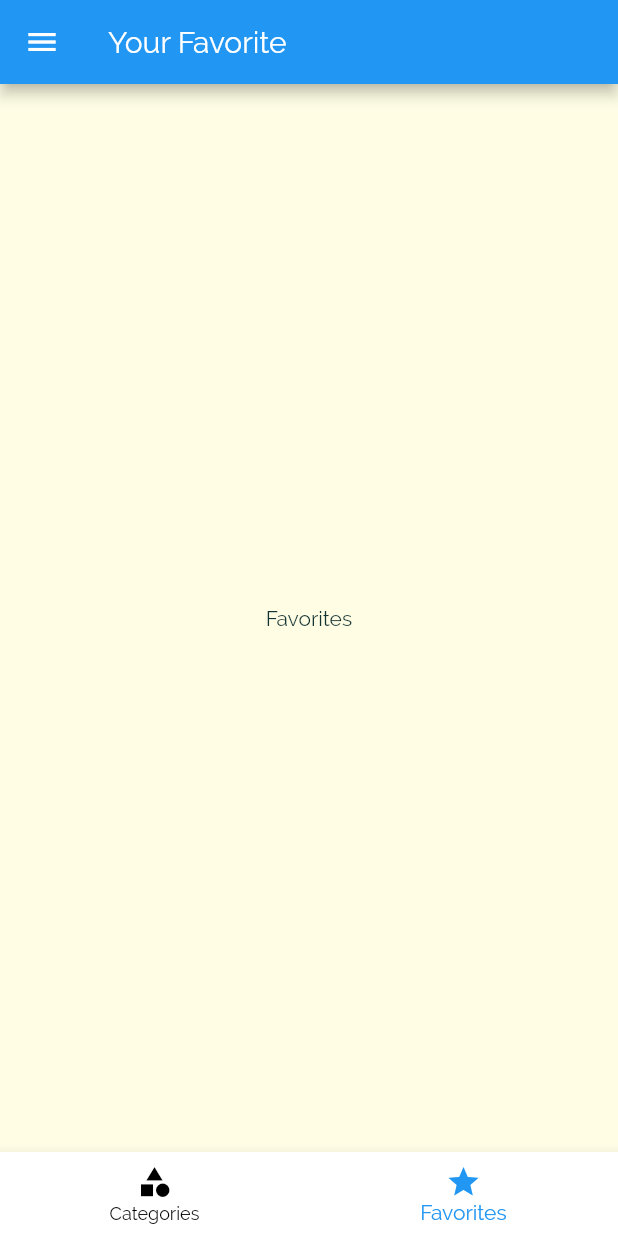
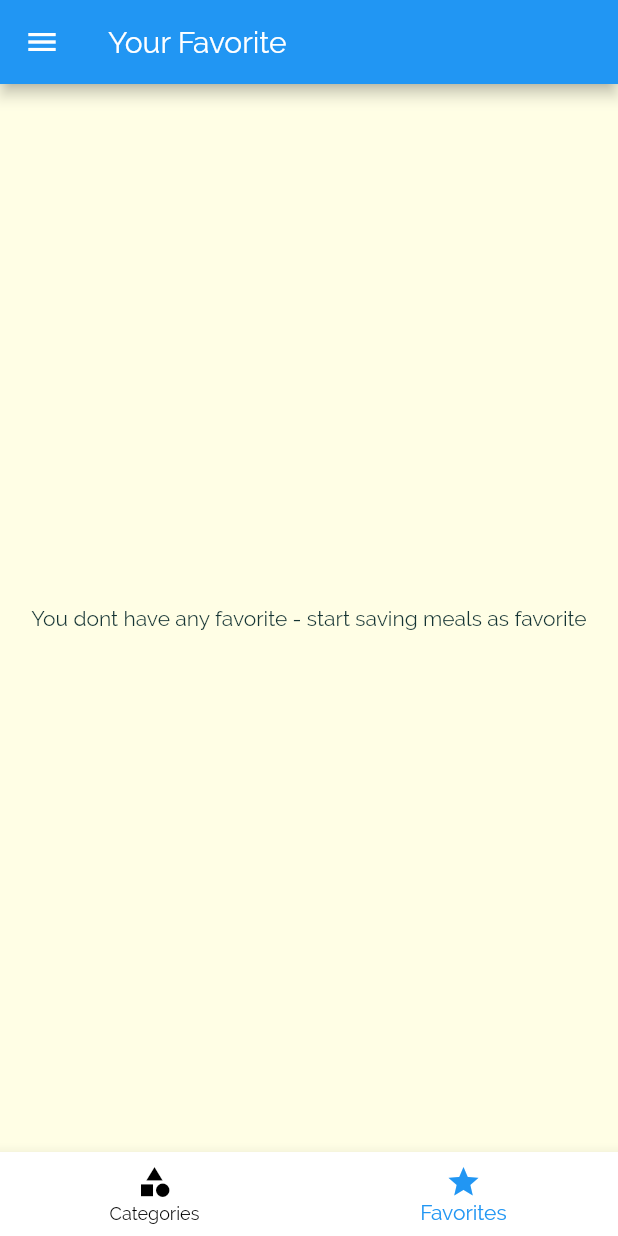
Before and after one commit to cesarcedanov/meals_app, a Flutter app: the screen it shows after launch, item 2 of the bottom bar chosen, on a phone screen of 412 x 824 dp. Run offline on Flutter 3.47's test engine with Material 2 defaults, Android fonts, the phone set to English and light mode, and no system bars.

Commit message:
Added the Favorite Logic into the Meals

```diff
--- a/meals_app/lib/main.dart
+++ b/meals_app/lib/main.dart
@@ -22,12 +22,13 @@ class _MyAppState extends State<MyApp> {
     'lactose': false,
   };
 
-  List<Meal> availableMeals = DUMMY_MEALS;
+  List<Meal> _availableMeals = DUMMY_MEALS;
+  List<Meal> _favoritedMeals = [];
 
   void _setFilters(Map<String, bool> filterData) {
     setState(() {
       _filters = filterData;
-      availableMeals = DUMMY_MEALS.where((meal) {
+      _availableMeals = DUMMY_MEALS.where((meal) {
         if (_filters['gluten'] && !meal.isGlutenFree) {
           return false;
         }
@@ -44,6 +45,24 @@ class _MyAppState extends State<MyApp> {
         return true;
       }).toList();
     });
+  }
+
+  void _toggleFavorite(String mealId) {
+    setState(() {
+      final mealIndex = _favoritedMeals.indexWhere((meal) => meal.id == mealId);
+      if (mealIndex >= 0) {
+        setState(() {
+          _favoritedMeals.removeAt(mealIndex);
+        });
+      } else {
+        _favoritedMeals
+            .add(DUMMY_MEALS.firstWhere((meal) => meal.id == mealId));
+      }
+    });
+  }
+
+  bool _isMealFavorite(String mealId) {
+    return _favoritedMeals.any((meal) => meal.id == mealId);
   }
 
   @override
@@ -71,9 +90,11 @@ class _MyAppState extends State<MyApp> {
       // home: CategoriesPage(),
       initialRoute: '/',
       routes: {
-        '/': (ctx) => TabsPage(),
-        CategoryMealsPage.routeName: (ctx) => CategoryMealsPage(availableMeals),
-        MealDetailsPage.routeName: (ctx) => MealDetailsPage(),
+        '/': (ctx) => TabsPage(_favoritedMeals),
+        CategoryMealsPage.routeName: (ctx) =>
+            CategoryMealsPage(_availableMeals),
+        MealDetailsPage.routeName: (ctx) =>
+            MealDetailsPage(_toggleFavorite, _isMealFavorite),
         FiltersPage.routeName: (ctx) => FiltersPage(_setFilters, _filters),
       },
       onGenerateRoute: (settings) {
--- a/meals_app/lib/organism/meal_item.dart
+++ b/meals_app/lib/organism/meal_item.dart
@@ -8,14 +8,14 @@ class MealItem extends StatelessWidget {
   final Meal meal;
   final Function removeMeal;
 
-  MealItem({@required this.meal, @required this.removeMeal});
+  MealItem({@required this.meal, this.removeMeal});
 
   void onSelectMeal(ctx) {
     Navigator.of(ctx)
         .pushNamed(MealDetailsPage.routeName, arguments: meal)
         .then((result) {
       if (result != null) {
-        removeMeal(result);
+        // removeMeal(result);
       }
     });
   }
--- a/meals_app/lib/pages/favorites_page.dart
+++ b/meals_app/lib/pages/favorites_page.dart
@@ -1,10 +1,26 @@
 import 'package:flutter/material.dart';
+import '../models/meal.dart';
+import '../organism/meal_item.dart';
 
 class FavoritesPage extends StatelessWidget {
+  final List<Meal> favoritedMeals;
+  FavoritesPage(this.favoritedMeals);
   @override
   Widget build(BuildContext context) {
-    return Center(
-      child: Text('Favorites'),
-    );
+    if (favoritedMeals.isEmpty) {
+      return Center(
+        child:
+            Text('You dont have any favorite - start saving meals as favorite'),
+      );
+    } else {
+      return ListView.builder(
+        itemBuilder: (ctx, index) {
+          return MealItem(
+            meal: favoritedMeals[index],
+          );
+        },
+        itemCount: favoritedMeals.length,
+      );
+    }
   }
 }
--- a/meals_app/lib/pages/tab_pages.dart
+++ b/meals_app/lib/pages/tab_pages.dart
@@ -2,25 +2,35 @@ import 'package:flutter/material.dart';
 import './main_drawer.dart';
 import './favorites_page.dart';
 import './categories_page.dart';
+import '../models/meal.dart';
 
 class TabsPage extends StatefulWidget {
+  final List<Meal> favoritedMeals;
+  TabsPage(this.favoritedMeals);
+
   @override
   _TabsPageState createState() => _TabsPageState();
 }
 
 class _TabsPageState extends State<TabsPage> {
-  final List<Map<String, Object>> _pages = [
+  List<Map<String, Object>> _pages;
+
+  int _selectedPageIndex = 0;
+
+  @override
+  void initState() {
+    _pages = [
       {
         "page": CategoriesPage(),
         "title": 'Categories',
       },
       {
-      "page": FavoritesPage(),
+        "page": FavoritesPage(widget.favoritedMeals),
         "title": 'Your Favorite',
       }
     ];
-
-  int _selectedPageIndex = 0;
+    super.initState();
+  }
 
   void _selectPage(int index) {
     setState(() {
```
Also changed, not shown: meals_app/lib/pages/meal_details_page.dart (+6 -4 lines). Lines whose indentation alone changed are shown as unchanged.
